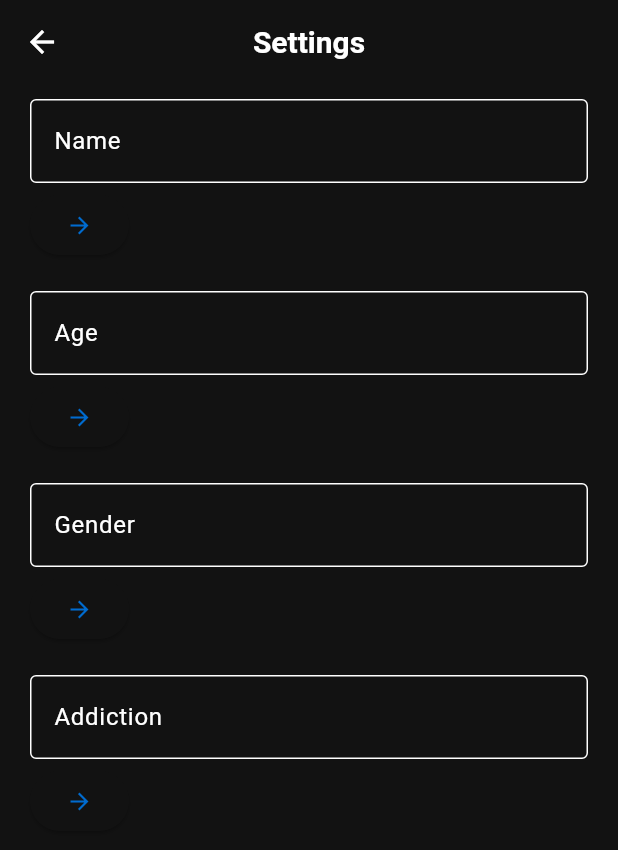
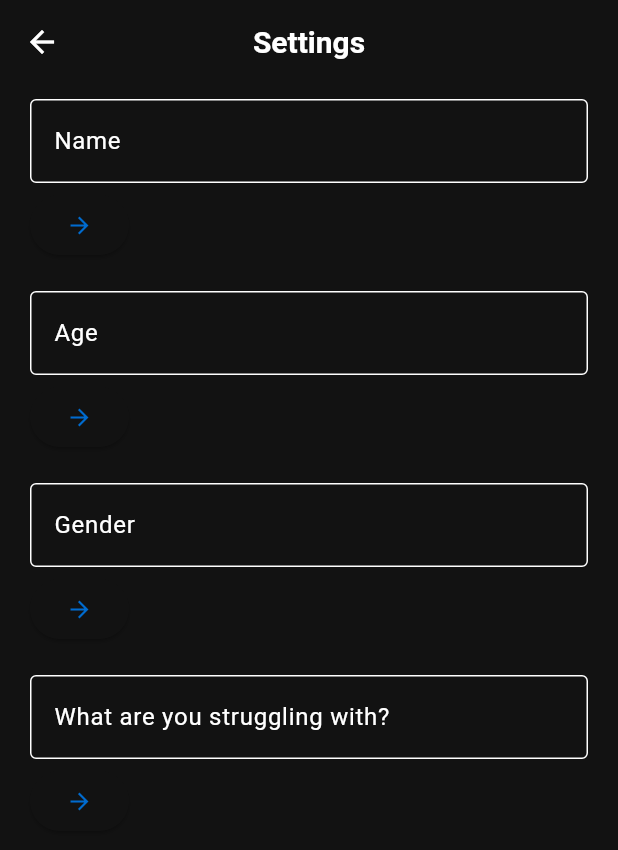
Before and after one commit to Louisljz/RecoveryPal-App, a Flutter app: the SettingsPage screen opened directly, on a phone screen of 412 x 824 dp. Shown: the top 850 px of the screen. Run offline on Flutter 3.47's test engine with Material 3 defaults, Android fonts, the phone set to English and light mode, and no system bars; our stand-ins replace fl_chart, shared_preferences; accounts and stored records are empty.

Commit message:
Change textfield label for addiction

```diff
--- a/lib/main.dart
+++ b/lib/main.dart
@@ -538,7 +538,7 @@ class _SettingsPageState extends State<SettingsPage> {
                       TextField(
                         controller: addictionController,
                         decoration: InputDecoration(
-                          labelText: 'Addiction',
+                          labelText: 'What are you struggling with?',
                           hintText:
                               prefs?.getString('addiction') ?? 'Addiction',
                           border: const OutlineInputBorder(),
```
